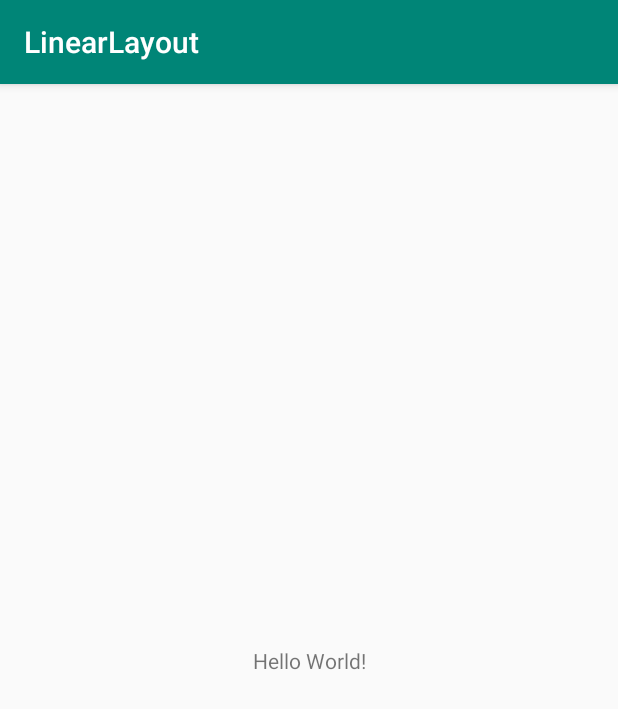
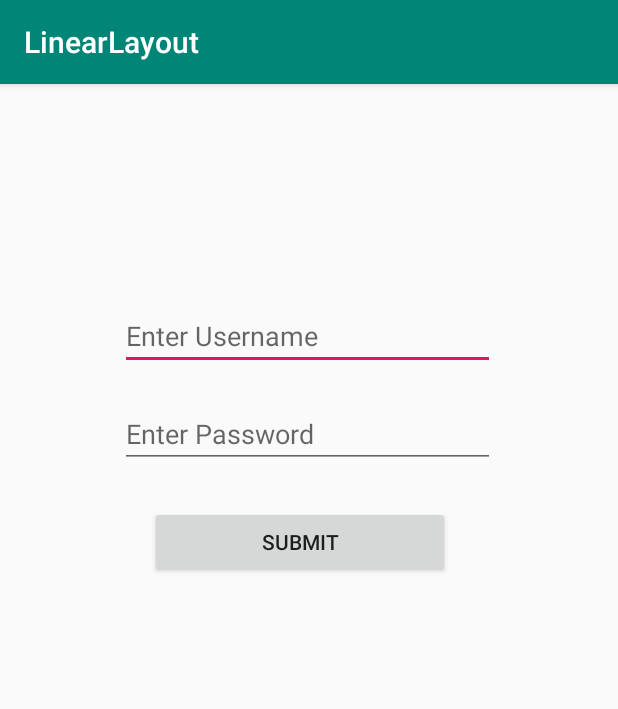
Before and after one commit to Junkie1024/LinearLayout, an Android app: the screen it shows after launch (MainActivity), on a phone screen of 412 x 824 dp. Shown: the top 709 px of the screen. Run offline under Robolectric (Android 15) with nearby library versions, the phone set to English and light mode, and no system bars.

Commit message:
Added LinearLayout_Main2activity

```diff
--- a/app/src/main/AndroidManifest.xml
+++ b/app/src/main/AndroidManifest.xml
@@ -16,6 +16,7 @@
                 <category android:name="android.intent.category.LAUNCHER" />
             </intent-filter>
         </activity>
+        <activity android:name=".LinearLayout_Main2Activity"></activity>
     </application>
 
 </manifest>
--- /dev/null
+++ b/app/src/main/java/com/example/a1894082/linearlayout/LinearLayout_Main2Activity.java
@@ -0,0 +1,13 @@
+package com.example.a1894082.linearlayout;
+
+import android.support.v7.app.AppCompatActivity;
+import android.os.Bundle;
+
+public class LinearLayout_Main2Activity extends AppCompatActivity {
+
+    @Override
+    protected void onCreate(Bundle savedInstanceState) {
+        super.onCreate(savedInstanceState);
+        setContentView(R.layout.activity_linear_layout__main2);
+    }
+}
--- /dev/null
+++ b/app/src/main/res/layout/activity_linear_layout__main2.xml
@@ -0,0 +1,9 @@
+<?xml version="1.0" encoding="utf-8"?>
+<android.support.constraint.ConstraintLayout xmlns:android="http://schemas.android.com/apk/res/android"
+    xmlns:app="http://schemas.android.com/apk/res-auto"
+    xmlns:tools="http://schemas.android.com/tools"
+    android:layout_width="match_parent"
+    android:layout_height="match_parent"
+    tools:context=".LinearLayout_Main2Activity">
+
+</android.support.constraint.ConstraintLayout>
--- a/app/src/main/res/layout/activity_main.xml
+++ b/app/src/main/res/layout/activity_main.xml
@@ -1,18 +1,39 @@
 <?xml version="1.0" encoding="utf-8"?>
-<android.support.constraint.ConstraintLayout xmlns:android="http://schemas.android.com/apk/res/android"
+<LinearLayout xmlns:android="http://schemas.android.com/apk/res/android"
     xmlns:app="http://schemas.android.com/apk/res-auto"
     xmlns:tools="http://schemas.android.com/tools"
     android:layout_width="match_parent"
     android:layout_height="match_parent"
+    android:paddingLeft="40dp"
+    android:paddingTop="55dp"
+    android:orientation="vertical"
     tools:context=".MainActivity">
 
-    <TextView
-        android:layout_width="wrap_content"
+
+    <EditText
+        android:layout_width="250dp"
         android:layout_height="wrap_content"
-        android:text="Hello World!"
-        app:layout_constraintBottom_toBottomOf="parent"
-        app:layout_constraintLeft_toLeftOf="parent"
-        app:layout_constraintRight_toRightOf="parent"
-        app:layout_constraintTop_toTopOf="parent" />
+        android:hint="Enter Username"
+        android:inputType="text"
+        android:layout_marginLeft="40dp"
+        android:layout_marginTop="90dp"
+        android:id="@+id/edit_uname"/>
 
-</android.support.constraint.ConstraintLayout>
+    <EditText
+        android:layout_width="250dp"
+        android:layout_height="wrap_content"
+        android:hint="Enter Password"
+        android:inputType="textPassword"
+        android:layout_marginLeft="40dp"
+        android:layout_marginTop="20dp"
+        android:id="@+id/edit_pass"/>
+
+    <Button
+        android:layout_width="200dp"
+        android:layout_height="wrap_content"
+        android:text="Submit"
+        android:layout_marginLeft="60dp"
+        android:layout_marginTop="25dp"
+        android:id="@+id/btn_submit"/>
+
+</LinearLayout>
```
